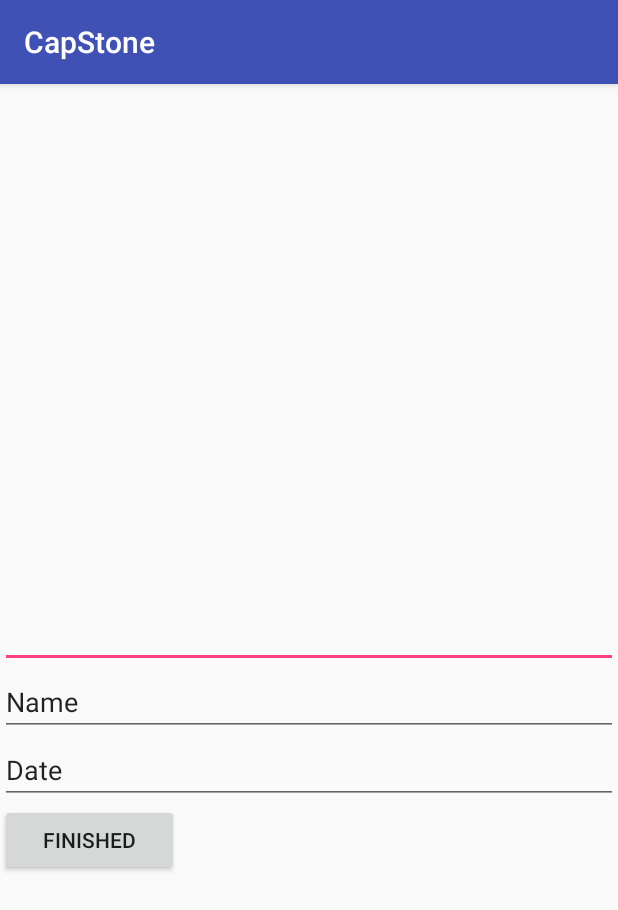
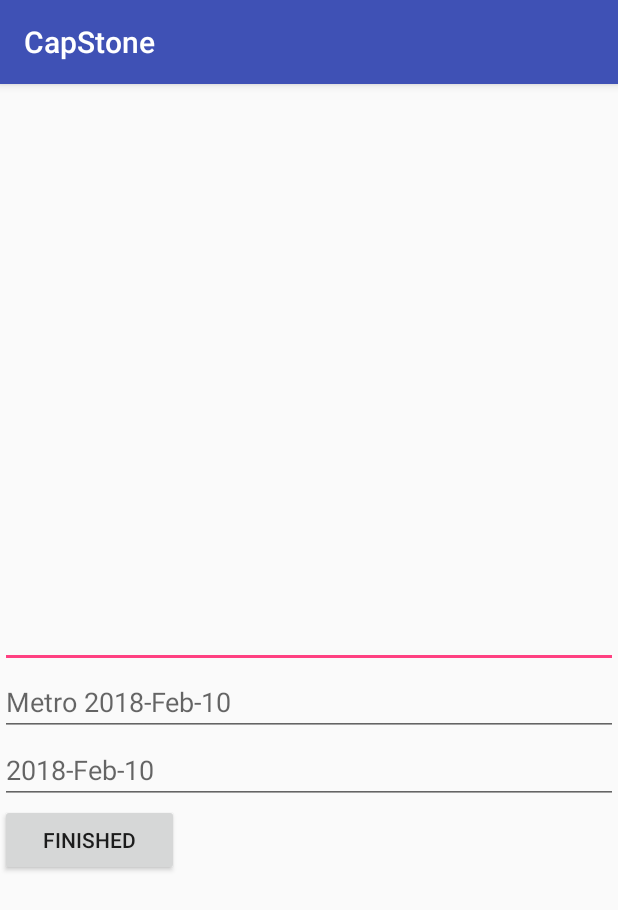
Before and after one commit to EricPrits/Group34, an Android app: the ParseReceipt screen opened directly, with no data from a screen before it, on a phone screen of 412 x 824 dp. Shown: the top 910 px of the screen. Run offline under Robolectric (Android 15) with nearby library versions, the phone set to English and light mode, and no system bars.

Commit message:
Added hints in parse receipt

```diff
--- a/CapStone/app/src/main/java/a498/capstone/ParseReceipt.java
+++ b/CapStone/app/src/main/java/a498/capstone/ParseReceipt.java
@@ -32,12 +32,25 @@ import android.widget.EditText;
 import android.widget.TextView;
 import android.content.Intent;
 import java.util.ArrayList;
+import java.util.Calendar;
+import java.util.Date;
+
+import java.text.SimpleDateFormat;
 
 public class ParseReceipt extends AppCompatActivity {
 
     protected void onCreate(Bundle savedInstanceState) {
         super.onCreate(savedInstanceState);
         setContentView(R.layout.parse_receipt);
+        EditText editDate = (EditText) findViewById(R.id.setDateEdit);
+        EditText editName = (EditText) findViewById(R.id.setNameEdit);
+        Date c = Calendar.getInstance().getTime();
+        System.out.println("Current time => " + c);
+
+        SimpleDateFormat df = new SimpleDateFormat("yyyy-MMM-dd");
+        String formattedDate = df.format(c);
+        editDate.setHint(formattedDate);
+        editName.setHint("Metro "+formattedDate);
         //When rerunning from phone fails due to intent not being cleared
         if(getIntent().getExtras()!=null) {
             Bundle bundle = getIntent().getExtras();
@@ -54,9 +67,11 @@ public class ParseReceipt extends AppCompatActivity {
         final Button button = (Button) findViewById(R.id.button2);
         button.setOnClickListener(new View.OnClickListener() {
             public void onClick(View v) {
+
                 finish();
             }
         });
+
 
     }
     protected String[] parseReceipt(String line){
--- a/CapStone/app/src/main/res/layout/parse_receipt.xml
+++ b/CapStone/app/src/main/res/layout/parse_receipt.xml
@@ -12,18 +12,19 @@
         android:inputType="textMultiLine" />
 
     <EditText
+        android:id="@+id/setNameEdit"
         android:layout_width="match_parent"
         android:layout_height="wrap_content"
         android:ems="10"
-        android:inputType="textPersonName"
-        android:text="Name" />
+        android:hint="Metro"
+        android:inputType="textPersonName" />
 
     <EditText
+        android:id="@+id/setDateEdit"
         android:layout_width="match_parent"
         android:layout_height="wrap_content"
         android:ems="10"
-        android:inputType="textPersonName"
-        android:text="Date" />
+        android:inputType="textPersonName" />
 
     <Button
         android:id="@+id/button2"
```
